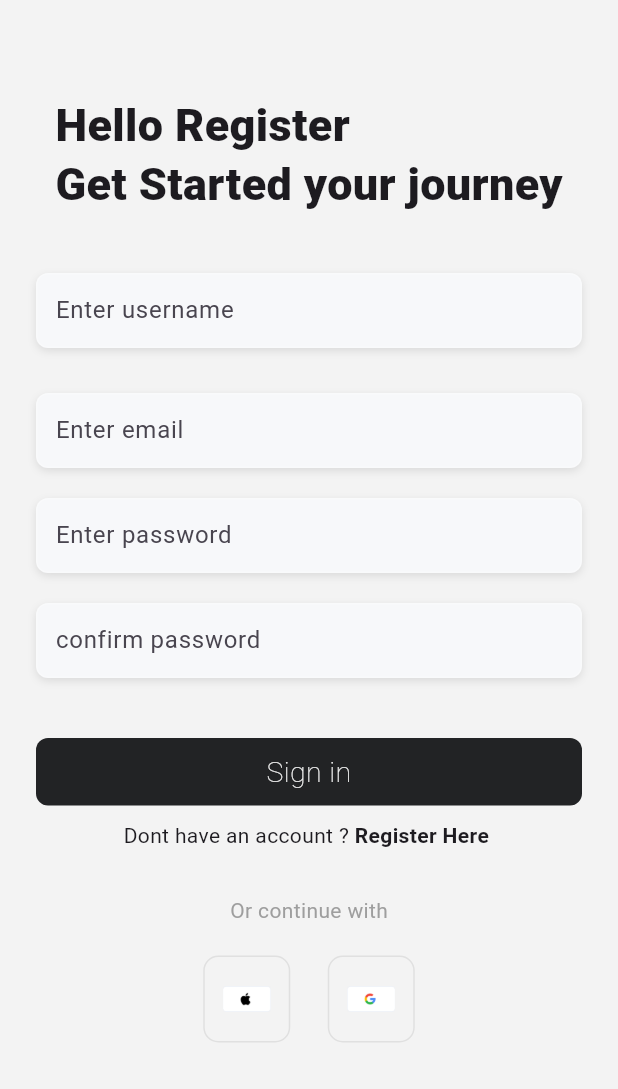
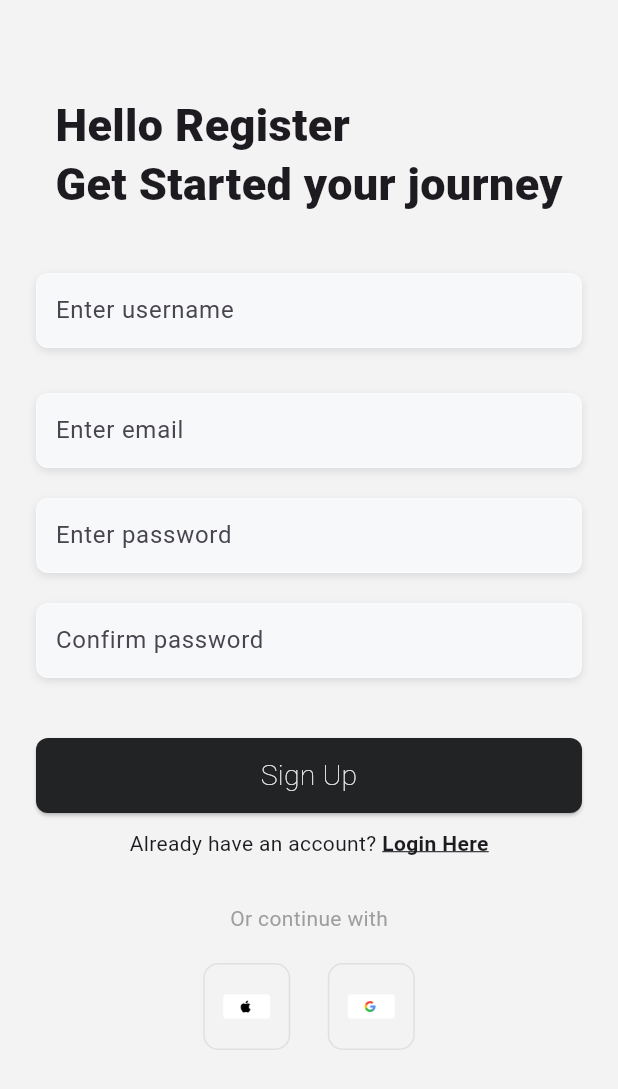
Before and after one commit to SonalThulakarathna/Hirewise-Application, a Flutter app: the screen it shows after launch, after a tap on "Register Here", on a phone screen of 412 x 824 dp. Shown: the top 1089 px of the screen. Run offline on Flutter 3.47's test engine with Material 3 defaults, Android fonts, the phone set to English and light mode, and no system bars; our stand-ins replace supabase_flutter; accounts and stored records are empty; network calls fail.

Commit message:
Login/Sign up updated
Successfully updated the Login and Sign up page and those backend in supabase

finaly we can successfully log and register in to our system

```diff
--- a/hirewise/lib/main.dart
+++ b/hirewise/lib/main.dart
@@ -1,5 +1,5 @@
 import 'package:flutter/material.dart';
-import 'package:hirewise/pages/intro_login_page.dart' show loginpage;
+import 'package:hirewise/pages/intro_login_page.dart';
 import 'package:supabase_flutter/supabase_flutter.dart';
 
 void main() async {
@@ -23,7 +23,7 @@ class MyApp extends StatelessWidget {
     return MaterialApp(
       debugShowCheckedModeBanner: false,
       title: 'Flutter Demo',
-      home: loginpage(),
+      home: LoginPage(),
     );
   }
 }
--- a/hirewise/lib/pages/intro_login_page.dart
+++ b/hirewise/lib/pages/intro_login_page.dart
@@ -1,21 +1,59 @@
-// ignore_for_file: dead_code
+import 'package:flutter/material.dart';
+import 'package:hirewise/auth/auth_service.dart';
+import 'package:hirewise/components/buildSocialButton.dart';
+// Import the IntroPage
+import 'package:hirewise/pages/intro_register.dart';
+import 'package:hirewise/pages/intropage.dart';
 
-import 'package:flutter/material.dart';
-import 'package:hirewise/components/buildSocialButton.dart';
-import 'package:hirewise/pages/intro_register.dart';
-
-class loginpage extends StatefulWidget {
-  const loginpage({super.key});
+class LoginPage extends StatefulWidget {
+  const LoginPage({super.key});
 
   @override
-  State<loginpage> createState() => _loginpageState();
+  State<LoginPage> createState() => _LoginPageState();
 }
 
-class _loginpageState extends State<loginpage> {
+// ignore: camel_case_types
+class _LoginPageState extends State<LoginPage> {
+  final authService = AuthService();
+
+  final emailControl = TextEditingController();
+  final passwordControl = TextEditingController();
+
+  bool _isLoading = false;
+
+  void login() async {
+    final email = emailControl.text;
+    final password = passwordControl.text;
+    setState(() {
+      _isLoading = true; // Show the loading spinner
+    });
+
+    try {
+      await authService.SignInwithEmailPassword(email, password);
+      // If successful, navigate to IntroPage
+      if (mounted) {
+        Navigator.pushReplacement(
+          context,
+          MaterialPageRoute(builder: (context) => const Intropage()),
+        );
+      }
+    } catch (e) {
+      if (mounted) {
+        ScaffoldMessenger.of(
+          context,
+        ).showSnackBar(SnackBar(content: Text("Error: $e")));
+      }
+    } finally {
+      setState(() {
+        _isLoading = false; // Hide the loading spinner
+      });
+    }
+  }
+
   @override
   Widget build(BuildContext context) {
     return Scaffold(
-      backgroundColor: Color.fromRGBO(243, 243, 243, 1),
+      backgroundColor: const Color.fromRGBO(243, 243, 243, 1),
       body: SingleChildScrollView(
         child: SafeArea(
           child: Padding(
@@ -37,97 +75,83 @@ class _loginpageState extends State<loginpage> {
                 ),
                 const SizedBox(height: 40),
 
-                //text fields
-
-                //email
+                // Email text field
                 Container(
                   decoration: BoxDecoration(
-                    color: const Color.fromRGBO(
-                      247,
-                      248,
-                      250,
-                      1,
-                    ), // Fixed opacity (0-1)
+                    color: const Color.fromRGBO(247, 248, 250, 1),
                     border: Border.all(color: Colors.white24),
-                    borderRadius: BorderRadius.circular(
-                      8,
-                    ), // Optional: Add border radius
+                    borderRadius: BorderRadius.circular(8),
                     boxShadow: [
                       BoxShadow(
                         color: Colors.black.withOpacity(0.1),
                         spreadRadius: 0,
                         blurRadius: 4,
-                        offset: const Offset(0, 2), // Changes shadow position
+                        offset: const Offset(0, 2),
                       ),
                     ],
                   ),
-                  child: const TextField(
-                    decoration: InputDecoration(
+                  child: TextField(
+                    controller: emailControl,
+                    decoration: const InputDecoration(
                       border: InputBorder.none,
                       hintText: "Enter email",
-                      contentPadding: EdgeInsets.symmetric(
-                        horizontal: 12,
-                      ), // Add padding
+                      contentPadding: EdgeInsets.symmetric(horizontal: 12),
                     ),
                   ),
                 ),
-                //password
                 const SizedBox(height: 30),
 
+                // Password text field
                 Container(
                   decoration: BoxDecoration(
-                    color: const Color.fromRGBO(
-                      247,
-                      248,
-                      250,
-                      1,
-                    ), // Fixed opacity (0-1)
+                    color: const Color.fromRGBO(247, 248, 250, 1),
                     border: Border.all(color: Colors.white24),
-                    borderRadius: BorderRadius.circular(
-                      8,
-                    ), // Optional: Add border radius
+                    borderRadius: BorderRadius.circular(8),
                     boxShadow: [
                       BoxShadow(
-                        // ignore: deprecated_member_use
                         color: Colors.black.withOpacity(0.1),
                         spreadRadius: 0,
                         blurRadius: 4,
-                        offset: const Offset(0, 2), // Changes shadow position
+                        offset: const Offset(0, 2),
                       ),
                     ],
                   ),
-                  child: const TextField(
+                  child: TextField(
+                    controller: passwordControl,
                     obscureText: true,
-                    decoration: InputDecoration(
+                    decoration: const InputDecoration(
                       border: InputBorder.none,
                       hintText: "Enter password",
-                      contentPadding: EdgeInsets.symmetric(
-                        horizontal: 12,
-                      ), // Add padding
+                      contentPadding: EdgeInsets.symmetric(horizontal: 12),
                     ),
                   ),
                 ),
 
                 const SizedBox(height: 40),
 
-                Container(
-                  padding: EdgeInsets.all(10),
-
+                // Sign in button
+                _isLoading
+                    ? const Center(
+                      child: CircularProgressIndicator(),
+                    ) // Show loading spinner when logging in
+                    : GestureDetector(
+                      onTap: login,
+                      child: Container(
+                        padding: const EdgeInsets.all(10),
                         decoration: BoxDecoration(
-                    color: Color.fromRGBO(34, 35, 37, 1),
-
+                          color: const Color.fromRGBO(34, 35, 37, 1),
                           borderRadius: BorderRadius.circular(8),
                         ),
-
-                  child: Center(
+                        child: const Center(
                           child: Text(
+                            "Sign in",
                             textAlign: TextAlign.center,
-                      "Sign in",
                             style: TextStyle(
                               color: Color.fromRGBO(243, 243, 243, 1),
                               fontSize: 19,
                               fontWeight: FontWeight.w100,
                               height: 1.3,
+                            ),
                           ),
                         ),
                       ),
@@ -151,17 +175,10 @@ class _loginpageState extends State<loginpage> {
                         "Register Here",
                         style: TextStyle(
                           fontWeight: FontWeight.bold,
-
                           decoration: TextDecoration.underline,
                         ),
                       ),
                     ),
-                  ],
-                ),
-
-                Row(
-                  children: [
-                    Container(decoration: BoxDecoration(color: Colors.black)),
                   ],
                 ),
 
--- a/hirewise/lib/pages/intro_register.dart
+++ b/hirewise/lib/pages/intro_register.dart
@@ -1,4 +1,5 @@
 import 'package:flutter/material.dart';
+import 'package:hirewise/auth/auth_service.dart';
 import 'package:hirewise/components/buildSocialButton.dart';
 
 class IntroRegister extends StatefulWidget {
@@ -9,11 +10,53 @@ class IntroRegister extends StatefulWidget {
 }
 
 class _IntroRegisterState extends State<IntroRegister> {
+  final authService = AuthService();
+
+  final emailControl = TextEditingController();
+  final passwordControl = TextEditingController();
+  final confirmPasswordControl = TextEditingController();
+  final usernameControl = TextEditingController();
+
+  bool _isLoading = false;
+
+  void register() async {
+    final email = emailControl.text;
+    final password = passwordControl.text;
+    final confirmPassword = confirmPasswordControl.text;
+    final username = usernameControl.text;
+
+    if (password != confirmPassword) {
+      ScaffoldMessenger.of(
+        context,
+      ).showSnackBar(const SnackBar(content: Text("Passwords do not match")));
+      return;
+    }
+
+    setState(() => _isLoading = true);
+
+    try {
+      await authService.signupwithEmailPassword(email, password);
+      // Navigate to another screen after successful registration
+      // Example: Navigator.pushReplacementNamed(context, '/home');
+    } catch (e) {
+      if (mounted) {
+        ScaffoldMessenger.of(
+          context,
+        ).showSnackBar(SnackBar(content: Text("Error: $e")));
+      }
+    } finally {
+      if (mounted) {
+        setState(() => _isLoading = false);
+      }
+    }
+  }
+
   @override
   Widget build(BuildContext context) {
     return Scaffold(
-      backgroundColor: Color.fromRGBO(243, 243, 243, 1),
-      body: SafeArea(
+      backgroundColor: const Color.fromRGBO(243, 243, 243, 1),
+      body: SingleChildScrollView(
+        child: SafeArea(
           child: Padding(
             padding: const EdgeInsets.all(24.0),
             child: Column(
@@ -33,165 +76,132 @@ class _IntroRegisterState extends State<IntroRegister> {
                 ),
                 const SizedBox(height: 40),
 
-              //text fields
-
-              //email
+                // Username field
                 Container(
                   decoration: BoxDecoration(
-                  color: const Color.fromRGBO(
-                    247,
-                    248,
-                    250,
-                    1,
-                  ), // Fixed opacity (0-1)
+                    color: const Color.fromRGBO(247, 248, 250, 1),
                     border: Border.all(color: Colors.white24),
-                  borderRadius: BorderRadius.circular(
-                    8,
-                  ), // Optional: Add border radius
+                    borderRadius: BorderRadius.circular(8),
                     boxShadow: [
                       BoxShadow(
                         color: Colors.black.withOpacity(0.1),
                         spreadRadius: 0,
                         blurRadius: 4,
-                      offset: const Offset(0, 2), // Changes shadow position
+                        offset: const Offset(0, 2),
                       ),
                     ],
                   ),
-                child: const TextField(
-                  decoration: InputDecoration(
+                  child: TextField(
+                    controller: usernameControl,
+                    decoration: const InputDecoration(
                       border: InputBorder.none,
                       hintText: "Enter username",
-                    contentPadding: EdgeInsets.symmetric(
-                      horizontal: 12,
-                    ), // Add padding
+                      contentPadding: EdgeInsets.symmetric(horizontal: 12),
                     ),
                   ),
                 ),
-              //password
                 const SizedBox(height: 30),
 
+                // Email field
                 Container(
                   decoration: BoxDecoration(
-                  color: const Color.fromRGBO(
-                    247,
-                    248,
-                    250,
-                    1,
-                  ), // Fixed opacity (0-1)
+                    color: const Color.fromRGBO(247, 248, 250, 1),
                     border: Border.all(color: Colors.white24),
-                  borderRadius: BorderRadius.circular(
-                    8,
-                  ), // Optional: Add border radius
+                    borderRadius: BorderRadius.circular(8),
                     boxShadow: [
                       BoxShadow(
-                      // ignore: deprecated_member_use
                         color: Colors.black.withOpacity(0.1),
                         spreadRadius: 0,
                         blurRadius: 4,
-                      offset: const Offset(0, 2), // Changes shadow position
+                        offset: const Offset(0, 2),
                       ),
                     ],
                   ),
-                child: const TextField(
-                  obscureText: true,
-                  decoration: InputDecoration(
+                  child: TextField(
+                    controller: emailControl,
+                    decoration: const InputDecoration(
                       border: InputBorder.none,
                       hintText: "Enter email",
-                    contentPadding: EdgeInsets.symmetric(
-                      horizontal: 12,
-                    ), // Add padding
+                      contentPadding: EdgeInsets.symmetric(horizontal: 12),
                     ),
                   ),
                 ),
                 const SizedBox(height: 20),
 
+                // Password field
                 Container(
                   decoration: BoxDecoration(
-                  color: const Color.fromRGBO(
-                    247,
-                    248,
-                    250,
-                    1,
-                  ), // Fixed opacity (0-1)
+                    color: const Color.fromRGBO(247, 248, 250, 1),
                     border: Border.all(color: Colors.white24),
-                  borderRadius: BorderRadius.circular(
-                    8,
-                  ), // Optional: Add border radius
+                    borderRadius: BorderRadius.circular(8),
                     boxShadow: [
                       BoxShadow(
                         color: Colors.black.withOpacity(0.1),
                         spreadRadius: 0,
                         blurRadius: 4,
-                      offset: const Offset(0, 2), // Changes shadow position
+                        offset: const Offset(0, 2),
                       ),
                     ],
                   ),
-                child: const TextField(
-                  decoration: InputDecoration(
+                  child: TextField(
+                    controller: passwordControl,
+                    obscureText: true,
+                    decoration: const InputDecoration(
                       border: InputBorder.none,
                       hintText: "Enter password",
-                    contentPadding: EdgeInsets.symmetric(
-                      horizontal: 12,
-                    ), // Add padding
+                      contentPadding: EdgeInsets.symmetric(horizontal: 12),
                     ),
                   ),
                 ),
-
                 const SizedBox(height: 20),
 
+                // Confirm password field
                 Container(
                   decoration: BoxDecoration(
-                  color: const Color.fromRGBO(
-                    247,
-                    248,
-                    250,
-                    1,
-                  ), // Fixed opacity (0-1)
+                    color: const Color.fromRGBO(247, 248, 250, 1),
                     border: Border.all(color: Colors.white24),
-                  borderRadius: BorderRadius.circular(
-                    8,
-                  ), // Optional: Add border radius
+                    borderRadius: BorderRadius.circular(8),
                     boxShadow: [
                       BoxShadow(
                         color: Colors.black.withOpacity(0.1),
                         spreadRadius: 0,
                         blurRadius: 4,
-                      offset: const Offset(0, 2), // Changes shadow position
+                        offset: const Offset(0, 2),
                       ),
                     ],
                   ),
-                child: const TextField(
-                  decoration: InputDecoration(
+                  child: TextField(
+                    controller: confirmPasswordControl,
+                    obscureText: true,
+                    decoration: const InputDecoration(
                       border: InputBorder.none,
-                    hintText: "confirm password",
-                    contentPadding: EdgeInsets.symmetric(
-                      horizontal: 12,
-                    ), // Add padding
+                      hintText: "Confirm password",
+                      contentPadding: EdgeInsets.symmetric(horizontal: 12),
                     ),
                   ),
                 ),
 
                 const SizedBox(height: 40),
 
-              Container(
-                padding: EdgeInsets.all(10),
-
-                decoration: BoxDecoration(
-                  color: Color.fromRGBO(34, 35, 37, 1),
-
+                // Sign up button
+                ElevatedButton(
+                  onPressed: _isLoading ? null : register,
+                  style: ElevatedButton.styleFrom(
+                    backgroundColor: const Color.fromRGBO(34, 35, 37, 1),
+                    minimumSize: const Size(double.infinity, 50),
+                    shape: RoundedRectangleBorder(
                       borderRadius: BorderRadius.circular(8),
                     ),
-
-                child: Center(
-                  child: Text(
-                    textAlign: TextAlign.center,
-                    "Sign in",
+                  ),
+                  child:
+                      _isLoading
+                          ? const CircularProgressIndicator(color: Colors.white)
+                          : const Text(
+                            "Sign Up",
                             style: TextStyle(
                               color: Color.fromRGBO(243, 243, 243, 1),
                               fontSize: 19,
                               fontWeight: FontWeight.w100,
-                      height: 1.3,
-                    ),
                             ),
                           ),
                 ),
@@ -200,17 +210,19 @@ class _IntroRegisterState extends State<IntroRegister> {
                 Row(
                   mainAxisAlignment: MainAxisAlignment.center,
                   children: [
-                  Text("Dont have an account ? "),
-                  Text(
-                    "Register Here ",
-                    style: TextStyle(fontWeight: FontWeight.bold),
+                    const Text("Already have an account? "),
+                    GestureDetector(
+                      onTap: () {
+                        Navigator.pop(context); // Go back to login page
+                      },
+                      child: const Text(
+                        "Login Here",
+                        style: TextStyle(
+                          fontWeight: FontWeight.bold,
+                          decoration: TextDecoration.underline,
                         ),
-                ],
                       ),
-
-              Row(
-                children: [
-                  Container(decoration: BoxDecoration(color: Colors.black)),
+                    ),
                   ],
                 ),
 
@@ -236,6 +248,7 @@ class _IntroRegisterState extends State<IntroRegister> {
             ),
           ),
         ),
+      ),
     );
   }
 }
--- /dev/null
+++ b/hirewise/lib/pages/intropage.dart
@@ -0,0 +1,19 @@
+import 'package:flutter/material.dart';
+
+class Intropage extends StatefulWidget {
+  const Intropage({super.key});
+
+  @override
+  State<Intropage> createState() => _IntropageState();
+}
+
+class _IntropageState extends State<Intropage> {
+  @override
+  Widget build(BuildContext context) {
+    return const MaterialApp(
+      home: Scaffold(
+        body: Column(children: [Text("Now you are in Intropage ")]),
+      ),
+    );
+  }
+}
```
Also changed, not shown: hirewise/lib/auth/auth_service.dart (+38 -0 lines), hirewise/lib/auth/authgate.dart (added, +32 -0 lines). Lines whose indentation alone changed are shown as unchanged.
